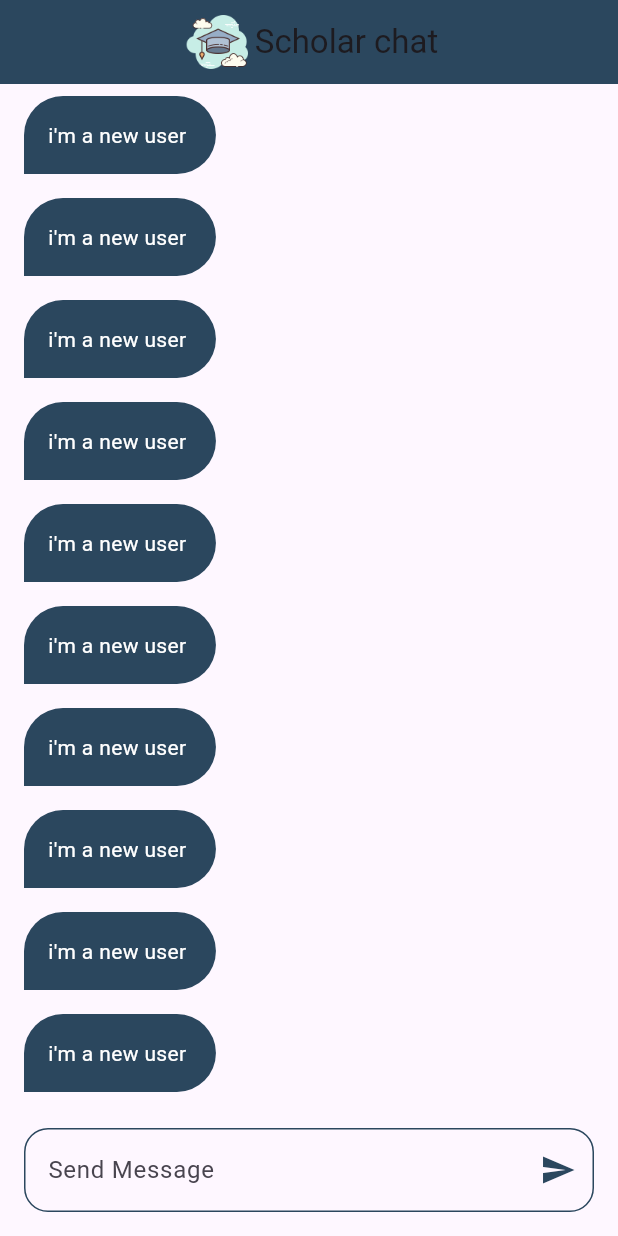
After one commit to midomohamed61/chatapp, a Flutter app: the ChatScreen screen opened by its route, on a phone screen of 412 x 824 dp. The commit adds this screen. Run offline on Flutter 3.47's test engine with Material 3 defaults, Android fonts, the phone set to English and light mode, and no system bars; our stand-ins replace cloud_firestore, firebase_auth, firebase_core, modal_progress_hud_nsn; accounts and stored records are empty.

Commit message:
second commit

```diff
--- a/lib/constant/const.dart
+++ b/lib/constant/const.dart
@@ -1,3 +1,4 @@
 import 'package:flutter/material.dart';
 
 const KPrimaryColor = Color(0xff2B475E);
+const KLogo = 'assets/images/scholar.png';
--- a/lib/main.dart
+++ b/lib/main.dart
@@ -1,3 +1,4 @@
+import 'package:chat_app/screens/chat_screen.dart';
 import 'package:chat_app/screens/login_screen.dart';
 import 'package:chat_app/screens/register_screen.dart';
 import 'package:flutter/material.dart';
@@ -27,6 +28,7 @@ class _MyAppState extends State<MyApp> {
       routes: {
         'LoginPage': (context) => LoginScreen(),
         'RegisterPage': (context) => RegisterScreen(),
+        ChatScreen.id : (context) => ChatScreen(),
       },
       initialRoute: 'LoginPage',
     );
--- /dev/null
+++ b/lib/screens/chat_screen.dart
@@ -0,0 +1,71 @@
+import 'package:chat_app/constant/const.dart';
+import 'package:chat_app/widget/chat_bubble.dart';
+import 'package:flutter/material.dart';
+import 'package:cloud_firestore/cloud_firestore.dart';
+class ChatScreen extends StatefulWidget {
+   ChatScreen({super.key});
+
+  static String id = 'ChatPage';
+   @override
+  State<ChatScreen> createState() => _ChatScreenState();
+}
+
+FirebaseFirestore firestore = FirebaseFirestore.instance;
+CollectionReference messages = FirebaseFirestore.instance.collection('messages');
+
+
+class _ChatScreenState extends State<ChatScreen> {
+  @override
+  Widget build(BuildContext context) {
+    return  Scaffold(
+      appBar: AppBar(
+        automaticallyImplyLeading: false,
+        backgroundColor: KPrimaryColor,
+        title: Row(
+          mainAxisAlignment: MainAxisAlignment.center,
+          children: [
+            Image.asset(KLogo,
+            height: 50,
+            ),
+            Text('Scholar chat'),
+          ],
+        ),
+        centerTitle: true,
+      ),
+      body: Column(
+        children: [
+          Expanded(
+            child: ListView.builder(itemBuilder: (context,index){
+              return ChatBubble();
+            }),
+          ),
+          Padding(
+            padding: EdgeInsets.all(16),
+            child: TextField(
+              onSubmitted: (data){
+                messages.add({
+                  'message':data
+                });
+              },
+              decoration: InputDecoration(
+                hintText: 'Send Message',
+                suffixIcon: Icon(Icons.send,
+                  color: KPrimaryColor,
+                ),
+                border: OutlineInputBorder(
+                  borderRadius: BorderRadius.circular(16)
+                ),
+                enabledBorder: OutlineInputBorder(
+                  borderRadius: BorderRadius.circular(16),
+                  borderSide: BorderSide(
+                    color: KPrimaryColor,
+                  )
+                ),
+              ),
+            ),
+          )
+        ],
+      ),
+    );
+  }
+}
--- a/lib/screens/login_screen.dart
+++ b/lib/screens/login_screen.dart
@@ -86,6 +86,7 @@ class _LoginScreenState extends State<LoginScreen> {
                           try {
                             await loginUser();
                             showSnackBar(context, 'Success');
+                            Navigator.pushNamed(context, 'ChatPage');
                           } on FirebaseAuthException catch (e) {
                             if (e.code == 'user-not-found') {
                               showSnackBar(context, 'No user found for that email.');
--- a/lib/screens/register_screen.dart
+++ b/lib/screens/register_screen.dart
@@ -76,6 +76,8 @@ class _RegisterScreenState extends State<RegisterScreen> {
                             try {
                               await registerUser();
                               showSnackBar(context, 'Success');
+                              Navigator.pushNamed(context, 'ChatPage');
+
                             } on FirebaseAuthException catch (e) {
                               if (e.code == 'weak-password') {
                                 showSnackBar(context, 'weak-password');
--- /dev/null
+++ b/lib/widget/chat_bubble.dart
@@ -0,0 +1,28 @@
+import 'package:chat_app/constant/const.dart';
+import 'package:flutter/material.dart';
+class ChatBubble extends StatelessWidget {
+  const ChatBubble({super.key});
+
+  @override
+  Widget build(BuildContext context) {
+    return Align(
+      alignment: Alignment.centerLeft,
+      child: Container(
+        padding: EdgeInsets.only(left: 16,top: 16,bottom: 16,right: 16),
+        margin: EdgeInsets.symmetric(horizontal: 16,vertical: 8),
+        decoration: BoxDecoration(
+          borderRadius: BorderRadius.only(
+            topLeft: Radius.circular(32),
+            topRight: Radius.circular(32),
+            bottomRight: Radius.circular(32),
+          ),
+          color: KPrimaryColor,
+        ),
+        child: Text('i\'m a new user ',style: TextStyle(
+          color: Colors.white,
+        ),
+        ),
+      ),
+    );
+  }
+}
--- a/pubspec.yaml
+++ b/pubspec.yaml
@@ -38,6 +38,7 @@ dependencies:
   firebase_core: ^2.24.2
   firebase_auth: ^4.16.0
   modal_progress_hud_nsn: ^0.4.0
+  cloud_firestore: ^4.14.0
 
 dev_dependencies:
   flutter_test:
```
Also changed, not shown: pubspec.lock, 4 other files.
